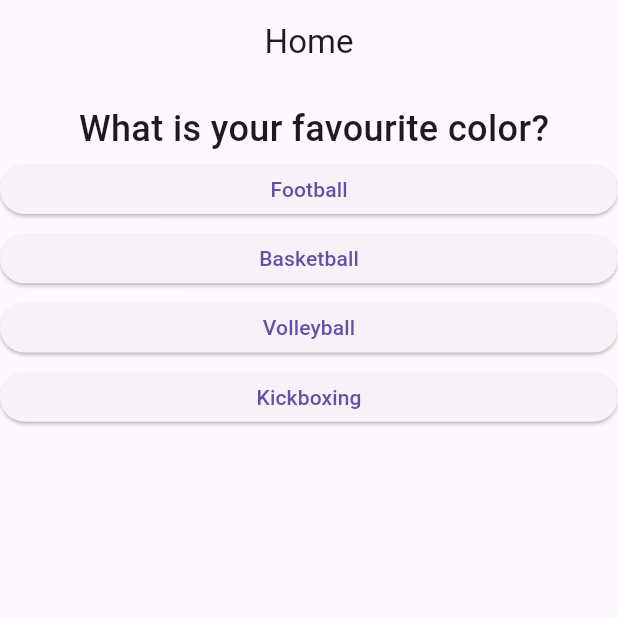
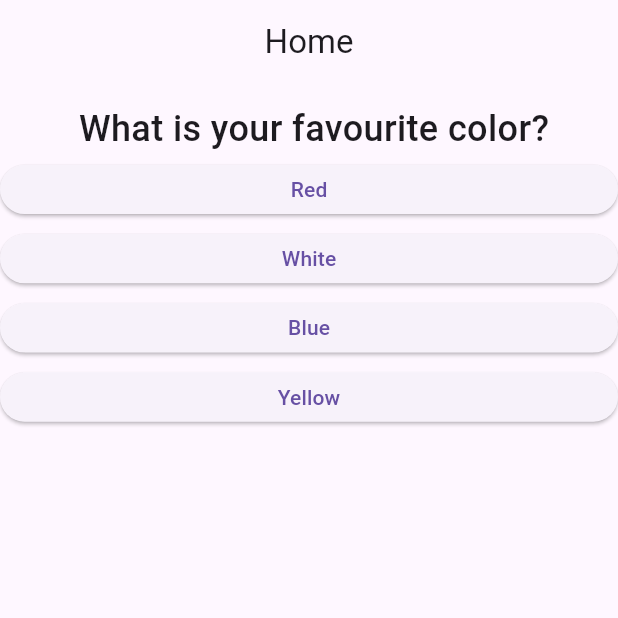
Before and after one commit to Mohamed-Samir-Ibrahim/Quiz, a Flutter app: the screen it shows after launch, after a tap on "Football", on a phone screen of 412 x 824 dp, the top half of it. Run offline on Flutter 3.47's test engine with Material 3 defaults, Android fonts, the phone set to English and light mode, and no system bars.

Commit message:
fix: apply changes in answer item.

```diff
--- a/lib/models/question_item_model.dart
+++ b/lib/models/question_item_model.dart
@@ -1,12 +1,60 @@
+import 'package:flutter/material.dart';
+import 'package:quiz_app/models/answer_item_model.dart';
+
 class QuestionItemModel {
   final String title;
+  final List<AnswerItemModel> availableAnswers;
 
-  QuestionItemModel({required this.title});
+  QuestionItemModel({required this.title, required this.availableAnswers});
 }
 
 List<QuestionItemModel> questions = [
-  QuestionItemModel(title: 'What is your favourite sport?'),
-  QuestionItemModel(title: 'What is your favourite color?'),
-  QuestionItemModel(title: 'What is your favourite animal?'),
-  QuestionItemModel(title: 'What is your favourite bird?'),
+  QuestionItemModel(
+    title: 'What is your favourite sport?',
+    availableAnswers: [
+      AnswerItemModel(
+        title: 'Football',
+        onPressed: () => debugPrint('Football'),
+      ),
+      AnswerItemModel(
+        title: 'Basketball',
+        onPressed: () => debugPrint('Basketball'),
+      ),
+      AnswerItemModel(
+        title: 'Volleyball',
+        onPressed: () => debugPrint('Volleyball'),
+      ),
+      AnswerItemModel(
+        title: 'Kickboxing',
+        onPressed: () => debugPrint('Kickboxing'),
+      ),
+    ],
+  ),
+  QuestionItemModel(
+    title: 'What is your favourite color?',
+    availableAnswers: [
+      AnswerItemModel(title: 'Red', onPressed: () => debugPrint('Red')),
+      AnswerItemModel(title: 'White', onPressed: () => debugPrint('White')),
+      AnswerItemModel(title: 'Blue', onPressed: () => debugPrint('Blue')),
+      AnswerItemModel(title: 'Yellow', onPressed: () => debugPrint('Yellow')),
+    ],
+  ),
+  QuestionItemModel(
+    title: 'What is your favourite animal?',
+    availableAnswers: [
+      AnswerItemModel(title: 'Lion', onPressed: () => debugPrint('Lion')),
+      AnswerItemModel(title: 'Camel', onPressed: () => debugPrint('Camel')),
+      AnswerItemModel(title: 'Tiger', onPressed: () => debugPrint('Tiger')),
+      AnswerItemModel(title: 'Cat', onPressed: () => debugPrint('Cat')),
+    ],
+  ),
+  QuestionItemModel(
+    title: 'What is your favourite bird?',
+    availableAnswers: [
+      AnswerItemModel(title: 'Flutter', onPressed: () => debugPrint('Flutter')),
+      AnswerItemModel(title: 'Pigeon', onPressed: () => debugPrint('Pigeon')),
+      AnswerItemModel(title: 'Owl', onPressed: () => debugPrint('Owl')),
+      AnswerItemModel(title: 'Raven', onPressed: () => debugPrint('Raven')),
+    ],
+  ),
 ];
--- a/lib/pages/home_page.dart
+++ b/lib/pages/home_page.dart
@@ -1,5 +1,4 @@
 import 'package:flutter/material.dart';
-import 'package:quiz_app/models/answer_item_model.dart';
 import 'package:quiz_app/models/question_item_model.dart';
 import 'package:quiz_app/widgets/answer_item.dart';
 
@@ -33,7 +32,9 @@ class _HomePageState extends State<HomePage> {
               ),
             ),
             Column(
-              children: answerForFirstQuestion.map((answerMap) {
+              children: questions[questionIndex].availableAnswers.map((
+                answerMap,
+              ) {
                 return AnswerItem(
                   answerMap: answerMap,
                   questionChangeCallback: () {
```
